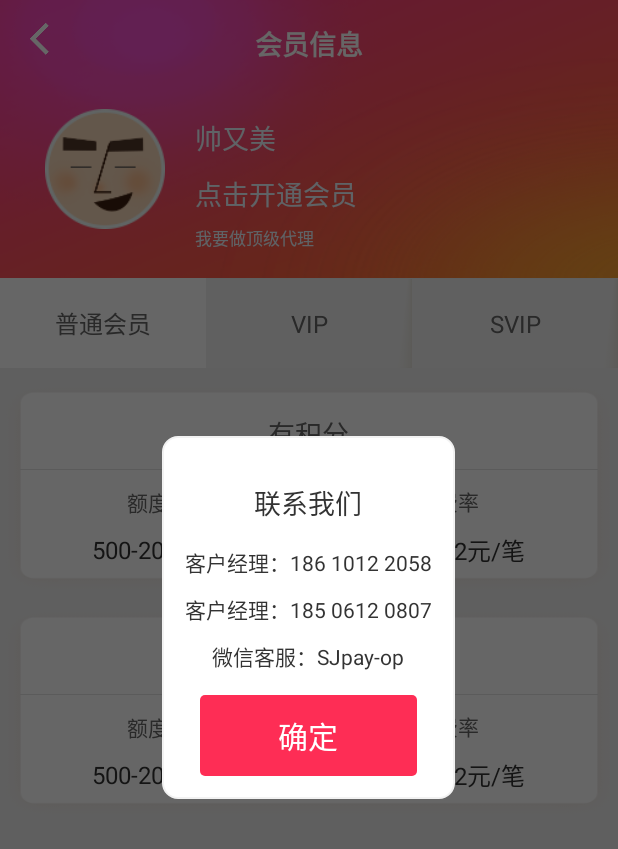
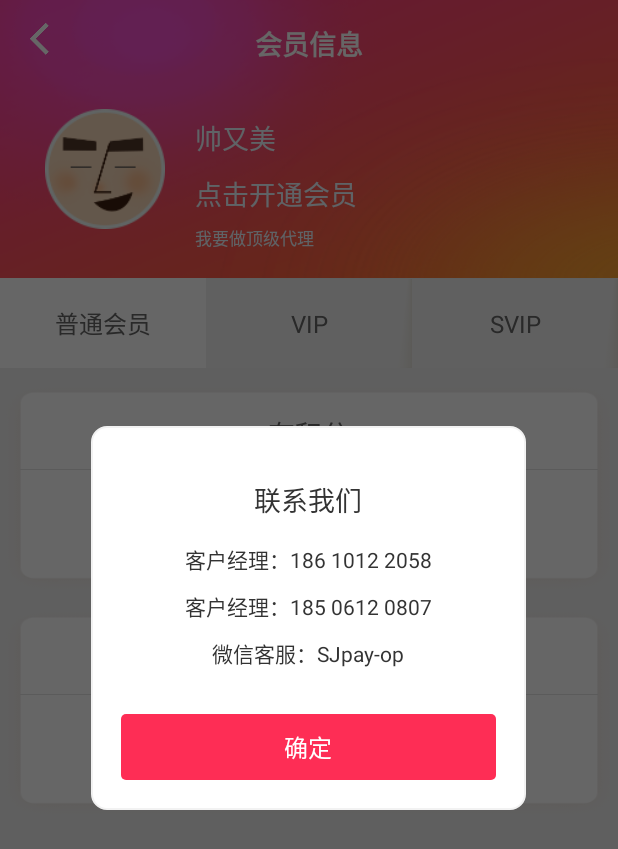
Before and after one commit to JiashuQu/SJPay, an Android app: the FeeInfoActivity screen opened directly, with no data from a screen before it, after a tap on "我要做顶级代理", on a phone screen of 412 x 824 dp. Shown: the top 849 px of the screen. Run offline under Robolectric (Android 15) with nearby library versions, the phone set to English and light mode, and no system bars; our stand-ins replace ButterKnife; libraries missing offline, so code that uses them is left out: com.umeng.commonsdk, com.umeng.socialize, com.yanzhenjie.nohttp; pictures from the network do not load; 6 statements that could not run were skipped.

Commit message:
弹框大小

```diff
--- a/app/src/main/res/layout/dialog_get_top_vip.xml
+++ b/app/src/main/res/layout/dialog_get_top_vip.xml
@@ -1,12 +1,12 @@
 <?xml version="1.0" encoding="utf-8"?>
 <LinearLayout
     xmlns:android="http://schemas.android.com/apk/res/android"
-    android:layout_width="match_parent"
+    android:layout_width="wrap_content"
     android:layout_height="wrap_content"
     android:orientation="vertical"
     android:background="@drawable/bg_coner_10_stroke_full_white"
     android:gravity="center"
-    android:padding="@dimen/_15dp">
+    android:padding="@dimen/_20dp">
 
     <LinearLayout
         android:id="@+id/ll_contact_us"
@@ -70,16 +70,15 @@
 
     <TextView
         android:id="@+id/tv_confirm"
-        android:layout_width="match_parent"
+        android:layout_width="250dp"
         android:layout_height="wrap_content"
         android:gravity="center"
-        android:padding="12dp"
+        android:padding="10dp"
         android:text="@string/confirm"
-        android:textSize="@dimen/textSize_40px"
+        android:textSize="@dimen/textSize_32px"
         android:background="@drawable/bg_orange_rect"
         android:textColor="@color/white"
-        android:layout_marginTop="15dp"
-        android:layout_marginLeft="@dimen/_10dp"
-        android:layout_marginRight="@dimen/_10dp"/>
+        android:layout_marginTop="30dp"
+        />
 
 </LinearLayout>
```
Also changed, not shown: app/src/main/res/layout/dialog_invite.xml (+4 -5 lines).
